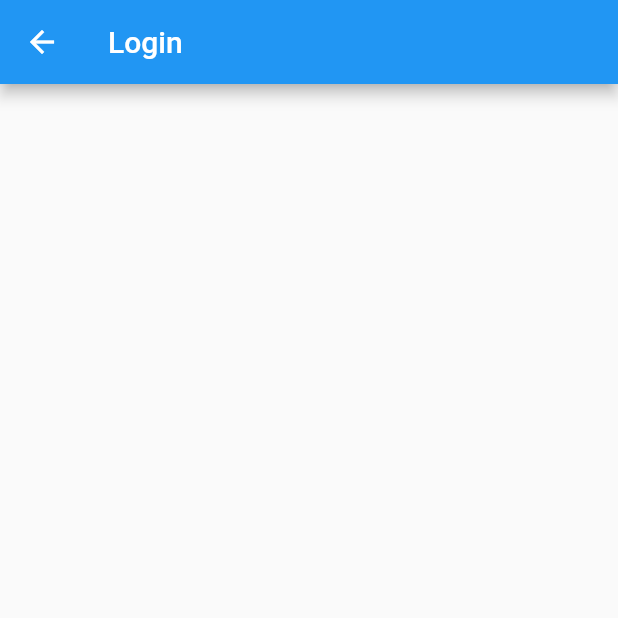
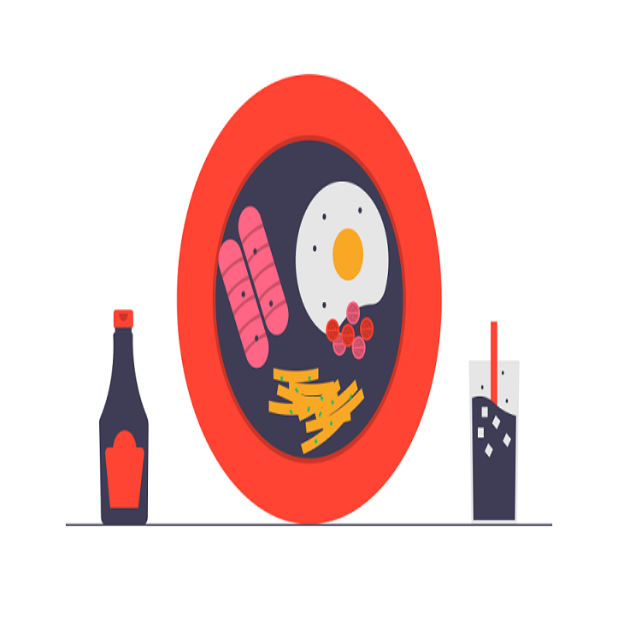
Before and after one commit to estarossa10/ratatouille, a Flutter app: the LoginPage screen opened directly, on a phone screen of 412 x 824 dp, the top half of it. Run offline on Flutter 3.47's test engine with Material 2 defaults, Android fonts, the phone set to English and light mode, and no system bars; our stand-ins replace dio, flutter_dotenv, flutter_rating_bar.

Commit message:
Edit Commit

```diff
--- a/lib/login/login.dart
+++ b/lib/login/login.dart
@@ -9,8 +9,21 @@ class _SearchFormState extends State<LoginPage> {
   @override
   Widget build(context) {
     return Scaffold(
-      appBar: AppBar(
-        title: Text('Login'),
+      backgroundColor: Colors.white,
+      body: Container(
+        child: Column(
+          children: [
+            Container(
+              height: 400,
+              decoration: BoxDecoration(
+                image: DecorationImage(
+                  image: AssetImage("assets/images/background.png"),
+                  fit: BoxFit.fill
+                )
+              ),
+            )
+          ],
+        ),
       ),
     );
   }
--- a/lib/main.dart
+++ b/lib/main.dart
@@ -1,7 +1,8 @@
 import 'package:flutter/cupertino.dart';
 import 'package:flutter/material.dart';
 import 'package:flutter_dotenv/flutter_dotenv.dart';
-import 'package:ratatouille/search_page/search.dart';
+import 'package:ratatouille/login/login.dart';
+// import 'package:ratatouille/search_page/search.dart';
 
 void main() async {
   await DotEnv().load('.env');
@@ -18,7 +19,7 @@ class Ratatouille extends StatelessWidget {
         primarySwatch: Colors.blue,
         visualDensity: VisualDensity.adaptivePlatformDensity,
       ),
-      home: SearchPage(title: 'Ratatouille'),
+      home: LoginPage(),
       debugShowCheckedModeBanner: false,
     );
   }
--- a/pubspec.yaml
+++ b/pubspec.yaml
@@ -50,8 +50,10 @@ flutter:
 
   # To add assets to your application, add an assets section, like this:
   assets:
-    - .env
-  #   - images/a_dot_ham.jpeg
+  - .env
+  - assets/images/
+
+#     - images/a_dot_ham.jpeg
 
   # An image asset can refer to one or more resolution-specific "variants", see
   # https://flutter.dev/assets-and-images/#resolution-aware.
```
Also changed, not shown: assets/images/background.png (added).
